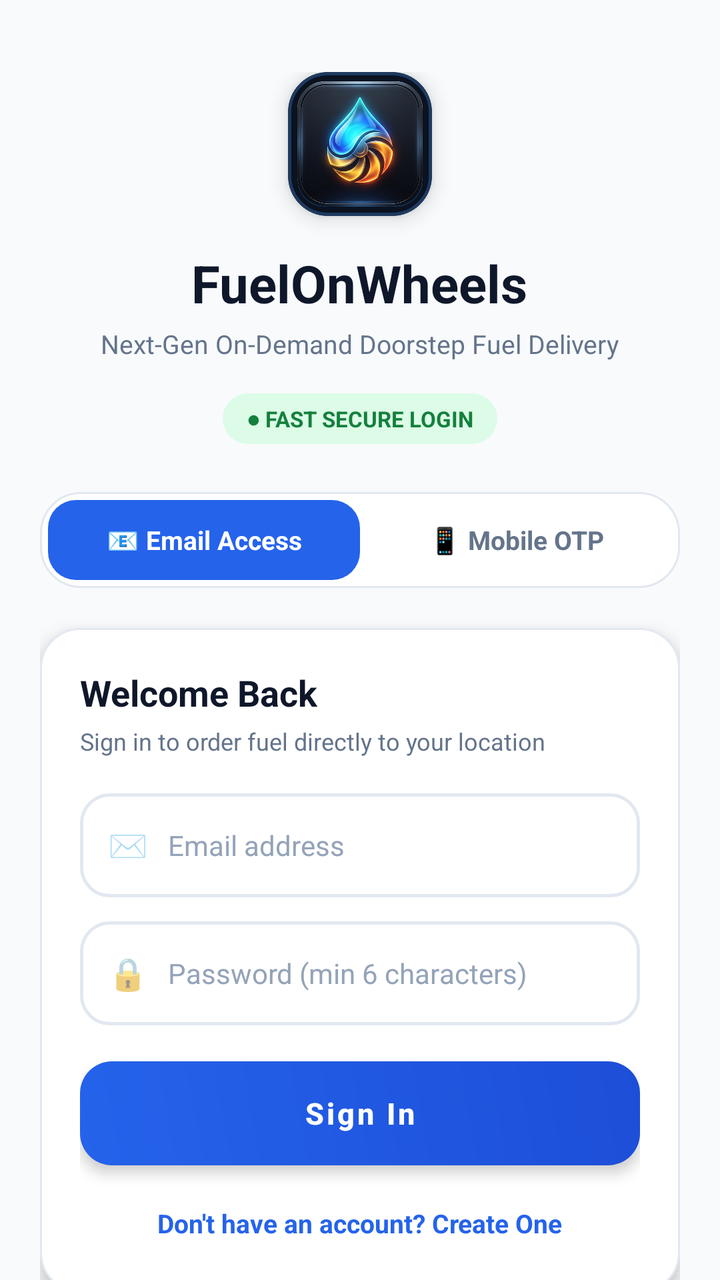
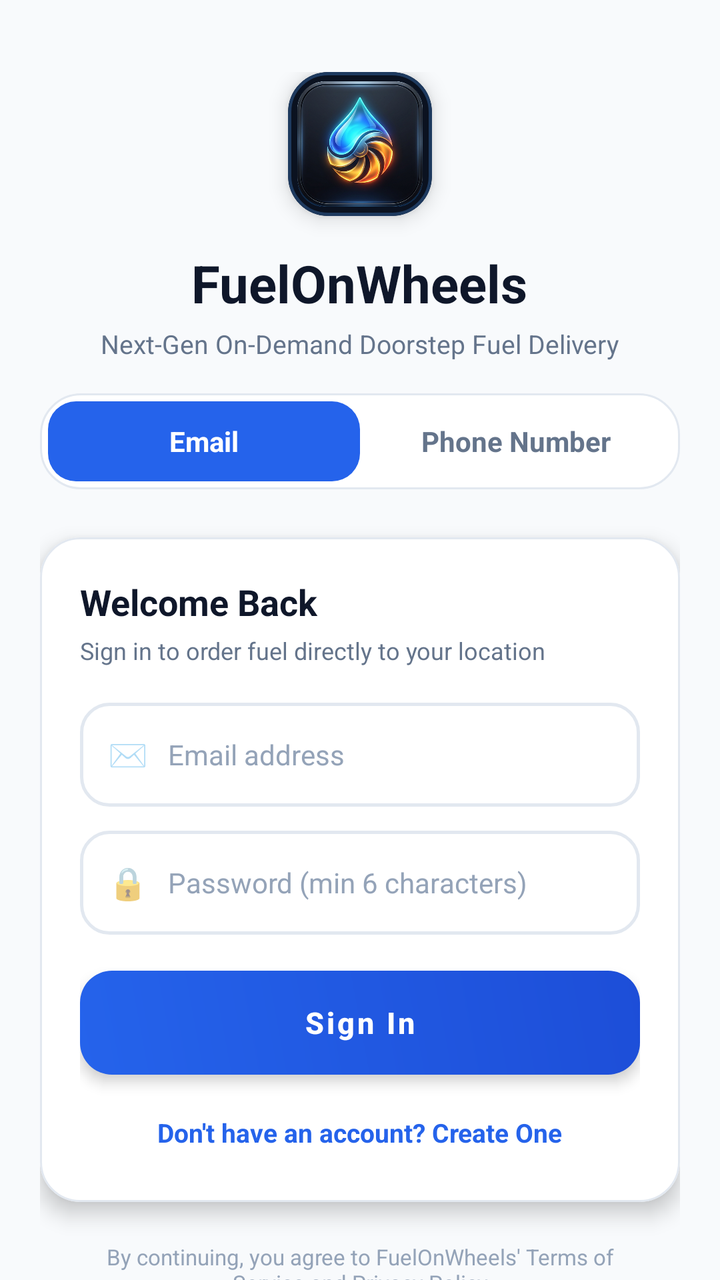

Two renders of the same Android screen: before a commit and after it. Below are the layout's source before the change and the commit's diff.
<!-- AndroidManifest.xml: application theme Theme.FuelOnWheelsApp -->
<!-- res/layout/activity_sign_in.xml -->
<?xml version="1.0" encoding="utf-8"?>
<androidx.core.widget.NestedScrollView xmlns:android="http://schemas.android.com/apk/res/android"
    xmlns:app="http://schemas.android.com/apk/res-auto"
    xmlns:tools="http://schemas.android.com/tools"
    android:layout_width="match_parent"
    android:layout_height="match_parent"
    android:background="@color/bg_slate"
    android:fillViewport="true"
    tools:context=".signIn.SignInActivity">

    <LinearLayout
        android:layout_width="match_parent"
        android:layout_height="wrap_content"
        android:gravity="center_horizontal"
        android:orientation="vertical"
        android:paddingStart="20dp"
        android:paddingTop="36dp"
        android:paddingEnd="20dp"
        android:paddingBottom="28dp">

        
        <com.google.android.material.card.MaterialCardView
            android:layout_width="72dp"
            android:layout_height="72dp"
            android:layout_marginBottom="16dp"
            app:cardBackgroundColor="#0B1220"
            app:cardCornerRadius="20dp"
            app:cardElevation="6dp"
            app:strokeColor="#1E3A5F"
            app:strokeWidth="1.5dp">

            <ImageView
                android:layout_width="match_parent"
                android:layout_height="match_parent"
                android:contentDescription="@string/logo"
                android:padding="2dp"
                android:src="@drawable/logo" />
        </com.google.android.material.card.MaterialCardView>

        
        <TextView
            android:layout_width="wrap_content"
            android:layout_height="wrap_content"
            android:text="FuelOnWheels"
            android:textColor="@color/brand_navy"
            android:textSize="26sp"
            android:textStyle="bold" />

        <TextView
            android:layout_width="wrap_content"
            android:layout_height="wrap_content"
            android:layout_marginTop="4dp"
            android:layout_marginBottom="16dp"
            android:text="Next-Gen On-Demand Doorstep Fuel Delivery"
            android:textColor="@color/text_secondary"
            android:textSize="13sp" />

        
        <TextView
            android:layout_width="wrap_content"
            android:layout_height="wrap_content"
            android:layout_marginBottom="24dp"
            android:background="@drawable/badge_pill_green"
            android:paddingStart="12dp"
            android:paddingTop="5dp"
            android:paddingEnd="12dp"
            android:paddingBottom="5dp"
            android:text="● FAST SECURE LOGIN"
            android:textColor="@color/pill_green_text"
            android:textSize="11sp"
            android:textStyle="bold" />

        
        <LinearLayout
            android:layout_width="match_parent"
            android:layout_height="48dp"
            android:layout_marginBottom="20dp"
            android:background="@drawable/card_elevated_rounded"
            android:orientation="horizontal"
            android:padding="4dp">

            
            <TextView
                android:id="@+id/tab_email"
                android:layout_width="0dp"
                android:layout_height="match_parent"
                android:layout_weight="1"
                android:background="@drawable/tab_selected_bg"
                android:gravity="center"
                android:text="📧 Email Access"
                android:textColor="@color/white"
                android:textSize="13sp"
                android:textStyle="bold" />

            
            <TextView
                android:id="@+id/tab_phone"
                android:layout_width="0dp"
                android:layout_height="match_parent"
                android:layout_weight="1"
                android:gravity="center"
                android:text="📱 Mobile OTP"
                android:textColor="@color/text_secondary"
                android:textSize="13sp"
                android:textStyle="bold" />
        </LinearLayout>

        
        <com.google.android.material.card.MaterialCardView
            android:layout_width="match_parent"
            android:layout_height="wrap_content"
            android:layout_marginBottom="20dp"
            app:cardBackgroundColor="@color/surface_card"
            app:cardCornerRadius="20dp"
            app:cardElevation="6dp"
            app:strokeColor="@color/card_border"
            app:strokeWidth="1dp">

            <LinearLayout
                android:layout_width="match_parent"
                android:layout_height="wrap_content"
                android:orientation="vertical"
                android:padding="20dp">

                
                <LinearLayout
                    android:id="@+id/layout_email_form"
                    android:layout_width="match_parent"
                    android:layout_height="wrap_content"
                    android:orientation="vertical"
                    android:visibility="visible">

                    <TextView
                        android:id="@+id/tv_form_title"
                        android:layout_width="wrap_content"
                        android:layout_height="wrap_content"
                        android:layout_marginBottom="4dp"
                        android:text="Welcome Back"
                        android:textColor="@color/brand_navy"
                        android:textSize="18sp"
                        android:textStyle="bold" />

                    <TextView
                        android:id="@+id/tv_form_subtitle"
                        android:layout_width="wrap_content"
                        android:layout_height="wrap_content"
                        android:layout_marginBottom="18dp"
                        android:text="Sign in to order fuel directly to your location"
                        android:textColor="@color/text_secondary"
                        android:textSize="12sp" />

                    
                    <LinearLayout
                        android:id="@+id/layout_full_name"
                        android:layout_width="match_parent"
                        android:layout_height="52dp"
                        android:layout_marginBottom="12dp"
                        android:background="@drawable/input_field_bg"
                        android:gravity="center_vertical"
                        android:orientation="horizontal"
                        android:paddingStart="14dp"
                        android:paddingEnd="14dp"
                        android:visibility="gone">

                        <TextView
                            android:layout_width="wrap_content"
                            android:layout_height="wrap_content"
                            android:layout_marginEnd="10dp"
                            android:text="👤"
                            android:textSize="16sp" />

                        <EditText
                            android:id="@+id/et_full_name"
                            android:layout_width="match_parent"
                            android:layout_height="match_parent"
                            android:background="@android:color/transparent"
                            android:hint="Full Name"
                            android:inputType="textPersonName"
                            android:textColor="@color/brand_navy"
                            android:textColorHint="@color/text_muted"
                            android:textSize="14sp" />
                    </LinearLayout>

                    
                    <LinearLayout
                        android:layout_width="match_parent"
                        android:layout_height="52dp"
                        android:layout_marginBottom="12dp"
                        android:background="@drawable/input_field_bg"
                        android:gravity="center_vertical"
                        android:orientation="horizontal"
                        android:paddingStart="14dp"
                        android:paddingEnd="14dp">

                        <TextView
                            android:layout_width="wrap_content"
                            android:layout_height="wrap_content"
                            android:layout_marginEnd="10dp"
                            android:text="✉️"
                            android:textSize="16sp" />

                        <EditText
                            android:id="@+id/et_email"
                            android:layout_width="match_parent"
                            android:layout_height="match_parent"
                            android:background="@android:color/transparent"
                            android:hint="Email address"
                            android:inputType="textEmailAddress"
                            android:textColor="@color/brand_navy"
                            android:textColorHint="@color/text_muted"
                            android:textSize="14sp" />
                    </LinearLayout>

                    
                    <LinearLayout
                        android:layout_width="match_parent"
                        android:layout_height="52dp"
                        android:layout_marginBottom="18dp"
                        android:background="@drawable/input_field_bg"
                        android:gravity="center_vertical"
                        android:orientation="horizontal"
                        android:paddingStart="14dp"
                        android:paddingEnd="14dp">

                        <TextView
                            android:layout_width="wrap_content"
                            android:layout_height="wrap_content"
                            android:layout_marginEnd="10dp"
                            android:text="🔒"
                            android:textSize="16sp" />

                        <EditText
                            android:id="@+id/et_password"
                            android:layout_width="match_parent"
                            android:layout_height="match_parent"
                            android:background="@android:color/transparent"
                            android:hint="Password (min 6 characters)"
                            android:inputType="textPassword"
                            android:textColor="@color/brand_navy"
                            android:textColorHint="@color/text_muted"
                            android:textSize="14sp" />
                    </LinearLayout>

                    
                    <Button
                        android:id="@+id/btn_email_submit"
                        android:layout_width="match_parent"
                        android:layout_height="52dp"
                        android:layout_marginBottom="14dp"
                        android:background="@drawable/bg_primary_button"
                        app:backgroundTint="@null"
                        android:elevation="4dp"
                        android:stateListAnimator="@null"
                        android:text="Sign In"
                        android:textAllCaps="false"
                        android:textColor="@color/white"
                        android:textSize="15sp"
                        android:textStyle="bold" />

                    
                    <TextView
                        android:id="@+id/tv_toggle_auth_mode"
                        android:layout_width="wrap_content"
                        android:layout_height="wrap_content"
                        android:layout_gravity="center_horizontal"
                        android:padding="6dp"
                        android:text="Don't have an account? Create One"
                        android:textColor="@color/brand_primary"
                        android:textSize="13sp"
                        android:textStyle="bold" />
                </LinearLayout>

                
                <LinearLayout
                    android:id="@+id/layout_phone_form"
                    android:layout_width="match_parent"
                    android:layout_height="wrap_content"
                    android:orientation="vertical"
                    android:visibility="gone">

                    <TextView
                        android:layout_width="wrap_content"
                        android:layout_height="wrap_content"
                        android:layout_marginBottom="4dp"
                        android:text="Mobile Verification"
                        android:textColor="@color/brand_navy"
                        android:textSize="18sp"
                        android:textStyle="bold" />

                    <TextView
                        android:layout_width="wrap_content"
                        android:layout_height="wrap_content"
                        android:layout_marginBottom="18dp"
                        android:text="We'll send an OTP code to verify your phone"
                        android:textColor="@color/text_secondary"
                        android:textSize="12sp" />

                    
                    <LinearLayout
                        android:layout_width="match_parent"
                        android:layout_height="52dp"
                        android:layout_marginBottom="12dp"
                        android:background="@drawable/input_field_bg"
                        android:gravity="center_vertical"
                        android:orientation="horizontal"
                        android:paddingStart="14dp"
                        android:paddingEnd="14dp">

                        <TextView
                            android:layout_width="wrap_content"
                            android:layout_height="wrap_content"
                            android:background="@drawable/badge_pill_blue"
                            android:paddingStart="8dp"
                            android:paddingTop="3dp"
                            android:paddingEnd="8dp"
                            android:paddingBottom="3dp"
                            android:text="🇮🇳 +91"
                            android:textColor="@color/pill_blue_text"
                            android:textSize="12sp"
                            android:textStyle="bold" />

                        <EditText
                            android:id="@+id/signIn_et_phone_no"
                            android:layout_width="match_parent"
                            android:layout_height="match_parent"
                            android:layout_marginStart="10dp"
                            android:background="@android:color/transparent"
                            android:hint="10-digit mobile number"
                            android:inputType="phone"
                            android:maxLength="10"
                            android:textColor="@color/brand_navy"
                            android:textColorHint="@color/text_muted"
                            android:textSize="14sp" />
                    </LinearLayout>

                    
                    <Button
                        android:id="@+id/signIn_btn_getOtp"
                        android:layout_width="match_parent"
                        android:layout_height="52dp"
                        android:layout_marginBottom="12dp"
                        android:background="@drawable/bg_primary_button"
                        app:backgroundTint="@null"
                        android:elevation="4dp"
                        android:stateListAnimator="@null"
                        android:text="Send Verification Code"
                        android:textAllCaps="false"
                        android:textColor="@color/white"
                        android:textSize="15sp"
                        android:textStyle="bold" />

                    
                    <LinearLayout
                        android:id="@+id/layout_otp_input"
                        android:layout_width="match_parent"
                        android:layout_height="wrap_content"
                        android:orientation="vertical"
                        android:visibility="gone">

                        
                        <LinearLayout
                            android:id="@+id/layout_otp_hint"
                            android:layout_width="match_parent"
                            android:layout_height="wrap_content"
                            android:layout_marginBottom="12dp"
                            android:background="@drawable/badge_pill_blue"
                            android:gravity="center_vertical"
                            android:orientation="horizontal"
                            android:paddingStart="12dp"
                            android:paddingTop="8dp"
                            android:paddingEnd="12dp"
                            android:paddingBottom="8dp">

                            <TextView
                                android:id="@+id/tv_otp_display"
                                android:layout_width="0dp"
                                android:layout_height="wrap_content"
                                android:layout_weight="1"
                                android:text="🔐 OTP: 123456"
                                android:textColor="@color/pill_blue_text"
                                android:textSize="13sp"
                                android:textStyle="bold" />

                            <Button
                                android:id="@+id/btn_auto_fill_otp"
                                android:layout_width="wrap_content"
                                android:layout_height="36dp"
                                android:background="@drawable/bg_primary_button"
                                app:backgroundTint="@null"
                                android:minHeight="0dp"
                                android:minWidth="0dp"
                                android:paddingStart="14dp"
                                android:paddingEnd="14dp"
                                android:stateListAnimator="@null"
                                android:text="Auto-Fill"
                                android:textAllCaps="false"
                                android:textColor="@color/white"
                                android:textSize="12sp"
                                android:textStyle="bold" />
                        </LinearLayout>

                        <LinearLayout
                            android:layout_width="match_parent"
                            android:layout_height="52dp"
                            android:layout_marginBottom="12dp"
                            android:background="@drawable/input_field_bg"
                            android:gravity="center_vertical"
                            android:orientation="horizontal"
                            android:paddingStart="14dp"
                            android:paddingEnd="14dp">

                            <TextView
                                android:layout_width="wrap_content"
                                android:layout_height="wrap_content"
                                android:layout_marginEnd="10dp"
                                android:text="🔑"
                                android:textSize="16sp" />

                            <EditText
                                android:id="@+id/signIn_et_otp"
                                android:layout_width="match_parent"
                                android:layout_height="match_parent"
                                android:background="@android:color/transparent"
                                android:hint="Enter 6-digit OTP"
                                android:inputType="number"
                                android:letterSpacing="0.1"
                                android:maxLength="6"
                                android:textColor="@color/brand_navy"
                                android:textColorHint="@color/text_muted"
                                android:textSize="16sp"
                                android:textStyle="bold" />
                        </LinearLayout>

                        <Button
                            android:id="@+id/signIn_btn_next"
                            android:layout_width="match_parent"
                            android:layout_height="52dp"
                            android:layout_marginBottom="8dp"
                            android:background="@drawable/bg_primary_button"
                            app:backgroundTint="@null"
                            android:elevation="4dp"
                            android:stateListAnimator="@null"
                            android:text="Verify &amp; Sign In"
                            android:textAllCaps="false"
                            android:textColor="@color/white"
                            android:textSize="15sp"
                            android:textStyle="bold" />

                        <TextView
                            android:id="@+id/signIn_tv_resend"
                            android:layout_width="wrap_content"
                            android:layout_height="wrap_content"
                            android:layout_gravity="center_horizontal"
                            android:padding="6dp"
                            android:text="Didn't receive code? Resend OTP"
                            android:textColor="@color/brand_primary"
                            android:textSize="12sp"
                            android:textStyle="bold" />
                    </LinearLayout>

                </LinearLayout>

            </LinearLayout>
        </com.google.android.material.card.MaterialCardView>

        
        <TextView
            android:layout_width="wrap_content"
            android:layout_height="wrap_content"
            android:gravity="center"
            android:text="🔒 Bank-Grade 256-Bit SSL • Certified Fuel Quality"
            android:textColor="@color/text_muted"
            android:textSize="11sp" />

    </LinearLayout>
</androidx.core.widget.NestedScrollView>
<!-- resources referenced by this layout -->
<resources>
  <color name="bg_slate">#F8FAFC</color>
  <color name="brand_navy">#0F172A</color>
  <color name="brand_primary">#2563EB</color>
  <color name="card_border">#E2E8F0</color>
  <color name="pill_blue_text">#1D4ED8</color>
  <color name="pill_green_text">#15803D</color>
  <color name="surface_card">#FFFFFF</color>
  <color name="text_muted">#94A3B8</color>
  <color name="text_secondary">#64748B</color>
  <color name="white">#FFFFFFFF</color>
  <!-- drawable badge_pill_blue (drawable) -->
  <?xml version="1.0" encoding="utf-8"?>
  <shape xmlns:android="http://schemas.android.com/apk/res/android"
      android:shape="rectangle">
      <solid android:color="@color/pill_blue_bg" />
      <corners android:radius="50dp" />
      <padding
          android:left="10dp"
          android:top="4dp"
          android:right="10dp"
          android:bottom="4dp" />
  </shape>
  <!-- drawable badge_pill_green (drawable) -->
  <?xml version="1.0" encoding="utf-8"?>
  <shape xmlns:android="http://schemas.android.com/apk/res/android"
      android:shape="rectangle">
      <solid android:color="@color/pill_green_bg" />
      <corners android:radius="50dp" />
      <padding
          android:left="10dp"
          android:top="4dp"
          android:right="10dp"
          android:bottom="4dp" />
  </shape>
  <!-- drawable bg_primary_button (drawable) -->
  <?xml version="1.0" encoding="utf-8"?>
  <ripple xmlns:android="http://schemas.android.com/apk/res/android"
      android:color="#40FFFFFF">
      <item>
          <shape android:shape="rectangle">
              <gradient
                  android:angle="45"
                  android:startColor="#2563EB"
                  android:endColor="#1D4ED8"
                  android:type="linear" />
              <corners android:radius="16dp" />
          </shape>
      </item>
  </ripple>
  <!-- drawable card_elevated_rounded (drawable) -->
  <?xml version="1.0" encoding="utf-8"?>
  <shape xmlns:android="http://schemas.android.com/apk/res/android"
      android:shape="rectangle">
      <solid android:color="@color/surface_card" />
      <corners android:radius="20dp" />
      <stroke
          android:width="1dp"
          android:color="@color/card_border" />
  </shape>
  <!-- drawable input_field_bg (drawable) -->
  <?xml version="1.0" encoding="utf-8"?>
  <shape xmlns:android="http://schemas.android.com/apk/res/android"
      android:shape="rectangle">
      <solid android:color="@color/surface_card" />
      <corners android:radius="14dp" />
      <stroke
          android:width="1.5dp"
          android:color="@color/card_border" />
  </shape>
  <!-- drawable logo: png bitmap (drawable, 474904 bytes) -->
  <!-- drawable tab_selected_bg (drawable) -->
  <?xml version="1.0" encoding="utf-8"?>
  <shape xmlns:android="http://schemas.android.com/apk/res/android"
      android:shape="rectangle">
      <solid android:color="@color/brand_primary" />
      <corners android:radius="14dp" />
  </shape>
  <string name="logo">logo</string>
  <style name="Theme.FuelOnWheelsApp" parent="Theme.MaterialComponents.DayNight.NoActionBar">
          
          <item name="colorPrimary">@color/colorPrimary</item>
          <item name="colorPrimaryVariant">@color/purple_700</item>
          <item name="colorOnPrimary">@color/white</item>
          
          <item name="colorSecondary">@color/colorSecondary</item>
          <item name="colorSecondaryVariant">@color/teal_700</item>
          <item name="colorOnSecondary">@color/black</item>
          
          <item name="android:statusBarColor" tools:targetApi="l">?attr/colorPrimaryVariant</item>
          
      </style>
  <color name="pill_blue_bg">#DBEAFE</color>
  <color name="pill_green_bg">#DCFCE7</color>
  <color name="colorPrimary">#2563EB</color>
  <color name="purple_700">#0F172A</color>
  <color name="colorSecondary">#0F172A</color>
  <color name="teal_700">#059669</color>
  <color name="black">#0F172A</color>
</resources>

<!-- the commit's change to res/layout/activity_sign_in.xml (unified diff, before → after) -->
@@ -56,25 +56,10 @@
             android:textSize="13sp" />
 
         
-        <TextView
-            android:layout_width="wrap_content"
-            android:layout_height="wrap_content"
-            android:layout_marginBottom="24dp"
-            android:background="@drawable/badge_pill_green"
-            android:paddingStart="12dp"
-            android:paddingTop="5dp"
-            android:paddingEnd="12dp"
-            android:paddingBottom="5dp"
-            android:text="● FAST SECURE LOGIN"
-            android:textColor="@color/pill_green_text"
-            android:textSize="11sp"
-            android:textStyle="bold" />
-
-        
         <LinearLayout
             android:layout_width="match_parent"
             android:layout_height="48dp"
-            android:layout_marginBottom="20dp"
+            android:layout_marginBottom="24dp"
             android:background="@drawable/card_elevated_rounded"
             android:orientation="horizontal"
             android:padding="4dp">
@@ -87,9 +72,9 @@
                 android:layout_weight="1"
                 android:background="@drawable/tab_selected_bg"
                 android:gravity="center"
-                android:text="📧 Email Access"
+                android:text="Email"
                 android:textColor="@color/white"
-                android:textSize="13sp"
+                android:textSize="14sp"
                 android:textStyle="bold" />
 
             
@@ -99,9 +84,9 @@
                 android:layout_height="match_parent"
                 android:layout_weight="1"
                 android:gravity="center"
-                android:text="📱 Mobile OTP"
+                android:text="Phone Number"
                 android:textColor="@color/text_secondary"
-                android:textSize="13sp"
+                android:textSize="14sp"
                 android:textStyle="bold" />
         </LinearLayout>
 
@@ -362,13 +347,13 @@
                             android:id="@+id/layout_otp_hint"
                             android:layout_width="match_parent"
                             android:layout_height="wrap_content"
-                            android:layout_marginBottom="12dp"
-                            android:background="@drawable/badge_pill_blue"
+                            android:layout_marginBottom="14dp"
+                            android:background="@drawable/card_elevated_rounded"
                             android:gravity="center_vertical"
                             android:orientation="horizontal"
-                            android:paddingStart="12dp"
+                            android:paddingStart="14dp"
                             android:paddingTop="8dp"
-                            android:paddingEnd="12dp"
+                            android:paddingEnd="8dp"
                             android:paddingBottom="8dp">
 
                             <TextView
@@ -376,25 +361,25 @@
                                 android:layout_width="0dp"
                                 android:layout_height="wrap_content"
                                 android:layout_weight="1"
-                                android:text="🔐 OTP: 123456"
-                                android:textColor="@color/pill_blue_text"
+                                android:text="Verification Code: 123456"
+                                android:textColor="@color/brand_navy"
                                 android:textSize="13sp"
                                 android:textStyle="bold" />
 
                             <Button
                                 android:id="@+id/btn_auto_fill_otp"
                                 android:layout_width="wrap_content"
-                                android:layout_height="36dp"
-                                android:background="@drawable/bg_primary_button"
+                                android:layout_height="32dp"
+                                android:background="?android:attr/selectableItemBackground"
                                 app:backgroundTint="@null"
                                 android:minHeight="0dp"
                                 android:minWidth="0dp"
-                                android:paddingStart="14dp"
-                                android:paddingEnd="14dp"
+                                android:paddingStart="10dp"
+                                android:paddingEnd="10dp"
                                 android:stateListAnimator="@null"
-                                android:text="Auto-Fill"
+                                android:text="Fill Code"
                                 android:textAllCaps="false"
-                                android:textColor="@color/white"
+                                android:textColor="@color/brand_primary"
                                 android:textSize="12sp"
                                 android:textStyle="bold" />
                         </LinearLayout>
@@ -406,28 +391,22 @@
                             android:background="@drawable/input_field_bg"
                             android:gravity="center_vertical"
                             android:orientation="horizontal"
-                            android:paddingStart="14dp"
-                            android:paddingEnd="14dp">
-
-                            <TextView
-                                android:layout_width="wrap_content"
-                                android:layout_height="wrap_content"
-                                android:layout_marginEnd="10dp"
-                                android:text="🔑"
-                                android:textSize="16sp" />
+                            android:paddingStart="16dp"
+                            android:paddingEnd="16dp">
 
                             <EditText
                                 android:id="@+id/signIn_et_otp"
                                 android:layout_width="match_parent"
                                 android:layout_height="match_parent"
                                 android:background="@android:color/transparent"
-                                android:hint="Enter 6-digit OTP"
+                                android:gravity="center"
+                                android:hint="Enter 6-digit code"
                                 android:inputType="number"
-                                android:letterSpacing="0.1"
+                                android:letterSpacing="0.15"
                                 android:maxLength="6"
                                 android:textColor="@color/brand_navy"
                                 android:textColorHint="@color/text_muted"
-                                android:textSize="16sp"
+                                android:textSize="18sp"
                                 android:textStyle="bold" />
                         </LinearLayout>
 
@@ -468,7 +447,9 @@
             android:layout_width="wrap_content"
             android:layout_height="wrap_content"
             android:gravity="center"
-            android:text="🔒 Bank-Grade 256-Bit SSL • Certified Fuel Quality"
+            android:paddingStart="16dp"
+            android:paddingEnd="16dp"
+            android:text="By continuing, you agree to FuelOnWheels' Terms of Service and Privacy Policy"
             android:textColor="@color/text_muted"
             android:textSize="11sp" />
 
<!-- resource entries referenced after the edit -->
@@ -5,7 +5,6 @@
   <color name="brand_primary">#2563EB</color>
   <color name="card_border">#E2E8F0</color>
   <color name="pill_blue_text">#1D4ED8</color>
-  <color name="pill_green_text">#15803D</color>
   <color name="surface_card">#FFFFFF</color>
   <color name="text_muted">#94A3B8</color>
   <color name="text_secondary">#64748B</color>
@@ -15,18 +14,6 @@
   <shape xmlns:android="http://schemas.android.com/apk/res/android"
       android:shape="rectangle">
       <solid android:color="@color/pill_blue_bg" />
-      <corners android:radius="50dp" />
-      <padding
-          android:left="10dp"
-          android:top="4dp"
-          android:right="10dp"
-          android:bottom="4dp" />
-  </shape>
-  <!-- drawable badge_pill_green (drawable) -->
-  <?xml version="1.0" encoding="utf-8"?>
-  <shape xmlns:android="http://schemas.android.com/apk/res/android"
-      android:shape="rectangle">
-      <solid android:color="@color/pill_green_bg" />
       <corners android:radius="50dp" />
       <padding
           android:left="10dp"
@@ -92,7 +79,6 @@
           
       </style>
   <color name="pill_blue_bg">#DBEAFE</color>
-  <color name="pill_green_bg">#DCFCE7</color>
   <color name="colorPrimary">#2563EB</color>
   <color name="purple_700">#0F172A</color>
   <color name="colorSecondary">#0F172A</color>
